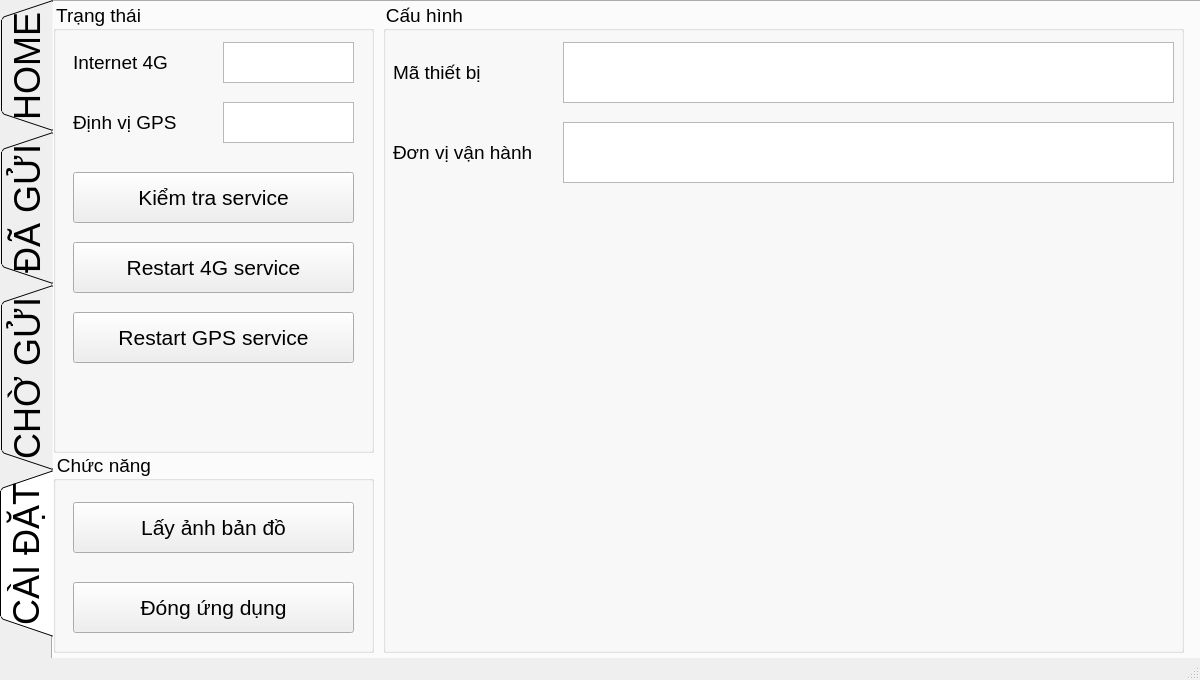
ToanICV/speed_gun, file UI/main.ui: the form before one commit.
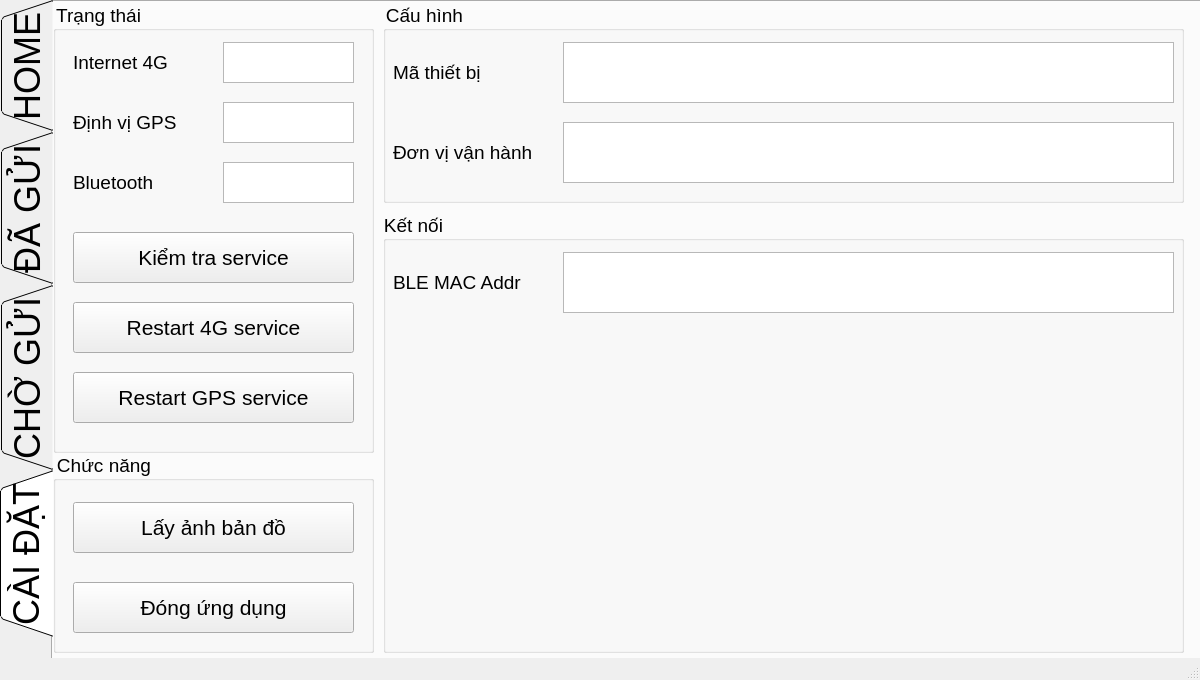
The form after the commit. The open tabs and pages were chosen to show the change.

```diff
--- a/UI/main.ui
+++ b/UI/main.ui
@@ -804,7 +804,7 @@
        <property name="geometry">
         <rect>
          <x>20</x>
-         <y>170</y>
+         <y>230</y>
          <width>281</width>
          <height>51</height>
         </rect>
@@ -830,7 +830,7 @@
        <property name="geometry">
         <rect>
          <x>20</x>
-         <y>240</y>
+         <y>300</y>
          <width>281</width>
          <height>51</height>
         </rect>
@@ -856,7 +856,7 @@
        <property name="geometry">
         <rect>
          <x>20</x>
-         <y>310</y>
+         <y>370</y>
          <width>281</width>
          <height>51</height>
         </rect>
@@ -878,6 +878,51 @@
         <string>Restart GPS service</string>
        </property>
       </widget>
+      <widget class="QTextEdit" name="te_BleStatus">
+       <property name="geometry">
+        <rect>
+         <x>170</x>
+         <y>160</y>
+         <width>131</width>
+         <height>41</height>
+        </rect>
+       </property>
+       <property name="font">
+        <font>
+         <family>MS Shell Dlg 2</family>
+         <pointsize>14</pointsize>
+         <weight>50</weight>
+         <italic>false</italic>
+         <bold>false</bold>
+         <underline>false</underline>
+         <strikeout>false</strikeout>
+         <stylestrategy>PreferDefault</stylestrategy>
+         <kerning>true</kerning>
+        </font>
+       </property>
+       <property name="verticalScrollBarPolicy">
+        <enum>Qt::ScrollBarAlwaysOff</enum>
+       </property>
+       <property name="horizontalScrollBarPolicy">
+        <enum>Qt::ScrollBarAlwaysOff</enum>
+       </property>
+       <property name="readOnly">
+        <bool>true</bool>
+       </property>
+      </widget>
+      <widget class="QLabel" name="label_9">
+       <property name="geometry">
+        <rect>
+         <x>20</x>
+         <y>160</y>
+         <width>151</width>
+         <height>41</height>
+        </rect>
+       </property>
+       <property name="text">
+        <string>Bluetooth</string>
+       </property>
+      </widget>
      </widget>
      <widget class="QGroupBox" name="groupBox_5">
       <property name="geometry">
@@ -885,7 +930,7 @@
         <x>330</x>
         <y>0</y>
         <width>801</width>
-        <height>651</height>
+        <height>201</height>
        </rect>
       </property>
       <property name="font">
@@ -954,6 +999,58 @@
        </property>
       </widget>
      </widget>
+     <widget class="QGroupBox" name="groupBox_7">
+      <property name="geometry">
+       <rect>
+        <x>330</x>
+        <y>210</y>
+        <width>801</width>
+        <height>441</height>
+       </rect>
+      </property>
+      <property name="font">
+       <font>
+        <family>MS Shell Dlg 2</family>
+        <pointsize>14</pointsize>
+        <weight>50</weight>
+        <italic>false</italic>
+        <bold>false</bold>
+        <underline>false</underline>
+        <strikeout>false</strikeout>
+        <stylestrategy>PreferDefault</stylestrategy>
+        <kerning>true</kerning>
+       </font>
+      </property>
+      <property name="title">
+       <string>Kết nối</string>
+      </property>
+      <property name="alignment">
+       <set>Qt::AlignRight|Qt::AlignTrailing|Qt::AlignVCenter</set>
+      </property>
+      <widget class="QTextEdit" name="te_ble_mac">
+       <property name="geometry">
+        <rect>
+         <x>180</x>
+         <y>40</y>
+         <width>611</width>
+         <height>61</height>
+        </rect>
+       </property>
+      </widget>
+      <widget class="QLabel" name="label_12">
+       <property name="geometry">
+        <rect>
+         <x>10</x>
+         <y>50</y>
+         <width>161</width>
+         <height>41</height>
+        </rect>
+       </property>
+       <property name="text">
+        <string>BLE MAC Addr</string>
+       </property>
+      </widget>
+     </widget>
     </widget>
    </widget>
   </widget>
```
Left out of the diff: 5 changed lines with no effect on the pictures.
